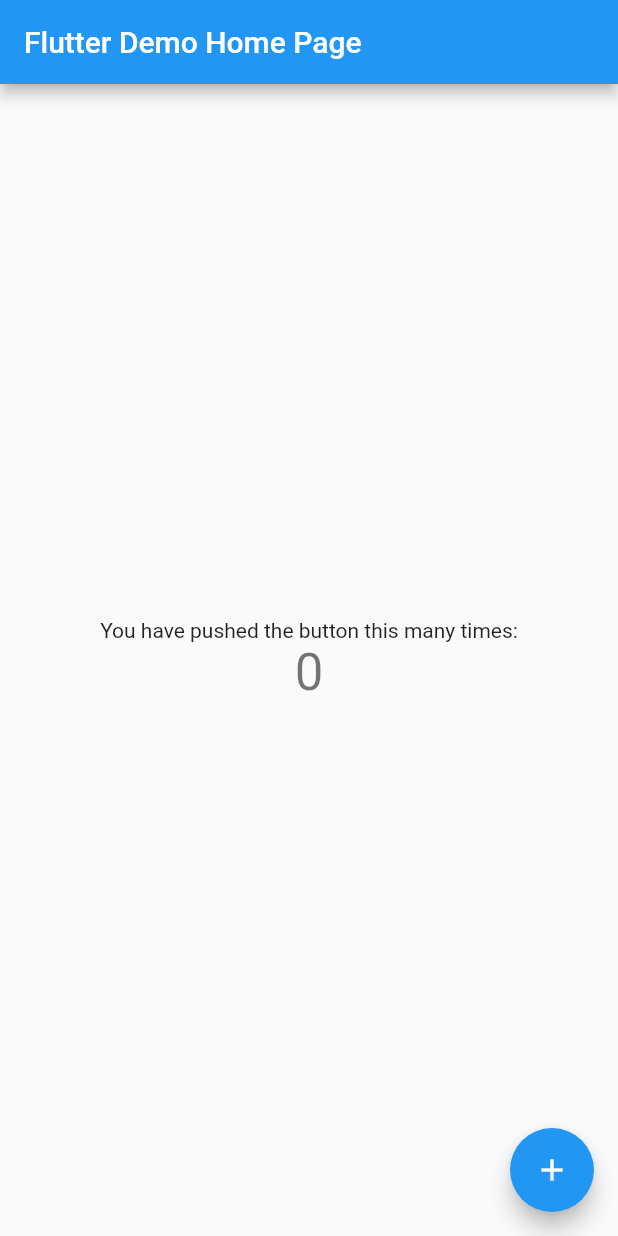
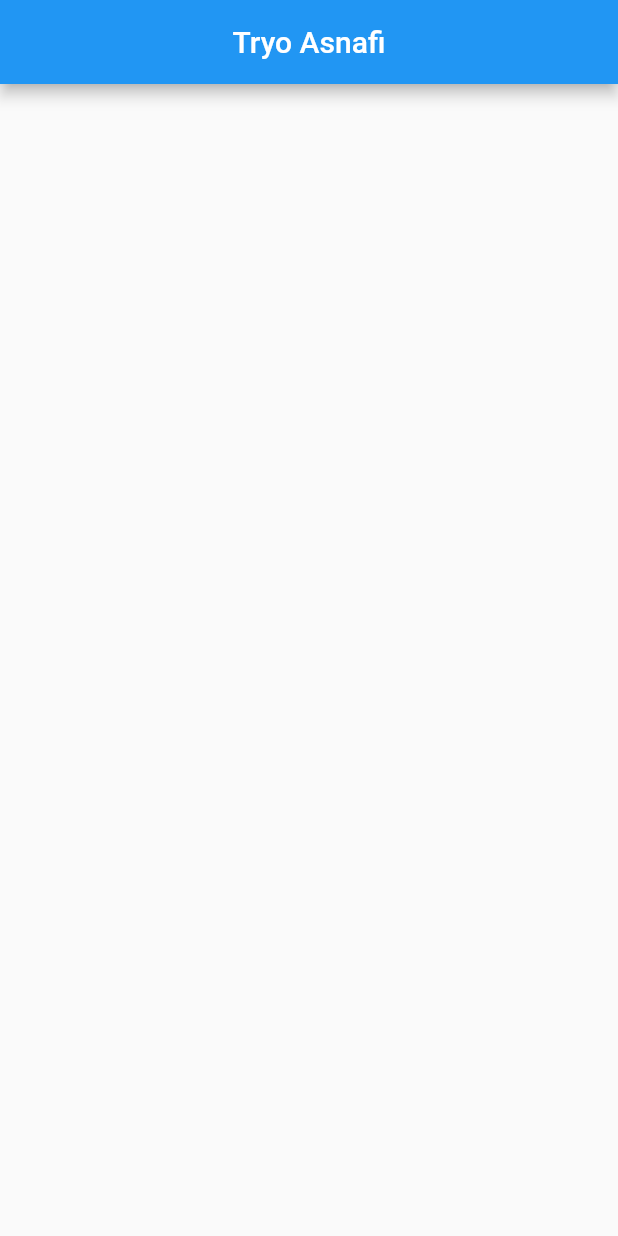
Before and after one commit to muhammadimamsetiawan/uas-appmob-multiplatform, a Flutter app: the screen it shows after launch, on a phone screen of 412 x 824 dp. Run offline on Flutter 3.47's test engine with Material 2 defaults, Android fonts, the light colour scheme and no system bars.

Commit message:
add home page views

```diff
--- a/uas_app_mob_multiplatform/lib/main.dart
+++ b/uas_app_mob_multiplatform/lib/main.dart
@@ -1,113 +1,23 @@
 import 'package:flutter/material.dart';
+
+import 'views/home_page.dart';
 
 void main() {
   runApp(MyApp());
 }
 
 class MyApp extends StatelessWidget {
-  // This widget is the root of your application.
+  const MyApp({Key key}) : super(key: key);
+
   @override
   Widget build(BuildContext context) {
     return MaterialApp(
-      title: 'Flutter Demo',
+      title: "UAS Flutter - Muhammad Imam Setiawan",
+      debugShowCheckedModeBanner: false,
       theme: ThemeData(
-        // This is the theme of your application.
-        //
-        // Try running your application with "flutter run". You'll see the
-        // application has a blue toolbar. Then, without quitting the app, try
-        // changing the primarySwatch below to Colors.green and then invoke
-        // "hot reload" (press "r" in the console where you ran "flutter run",
-        // or simply save your changes to "hot reload" in a Flutter IDE).
-        // Notice that the counter didn't reset back to zero; the application
-        // is not restarted.
-        primarySwatch: Colors.blue,
+        visualDensity: VisualDensity.adaptivePlatformDensity,
       ),
-      home: MyHomePage(title: 'Flutter Demo Home Page'),
+      home: HomePage(),
     );
   }
 }
-
-class MyHomePage extends StatefulWidget {
-  MyHomePage({Key key, this.title}) : super(key: key);
-
-  // This widget is the home page of your application. It is stateful, meaning
-  // that it has a State object (defined below) that contains fields that affect
-  // how it looks.
-
-  // This class is the configuration for the state. It holds the values (in this
-  // case the title) provided by the parent (in this case the App widget) and
-  // used by the build method of the State. Fields in a Widget subclass are
-  // always marked "final".
-
-  final String title;
-
-  @override
-  _MyHomePageState createState() => _MyHomePageState();
-}
-
-class _MyHomePageState extends State<MyHomePage> {
-  int _counter = 0;
-
-  void _incrementCounter() {
-    setState(() {
-      // This call to setState tells the Flutter framework that something has
-      // changed in this State, which causes it to rerun the build method below
-      // so that the display can reflect the updated values. If we changed
-      // _counter without calling setState(), then the build method would not be
-      // called again, and so nothing would appear to happen.
-      _counter++;
-    });
-  }
-
-  @override
-  Widget build(BuildContext context) {
-    // This method is rerun every time setState is called, for instance as done
-    // by the _incrementCounter method above.
-    //
-    // The Flutter framework has been optimized to make rerunning build methods
-    // fast, so that you can just rebuild anything that needs updating rather
-    // than having to individually change instances of widgets.
-    return Scaffold(
-      appBar: AppBar(
-        // Here we take the value from the MyHomePage object that was created by
-        // the App.build method, and use it to set our appbar title.
-        title: Text(widget.title),
-      ),
-      body: Center(
-        // Center is a layout widget. It takes a single child and positions it
-        // in the middle of the parent.
-        child: Column(
-          // Column is also a layout widget. It takes a list of children and
-          // arranges them vertically. By default, it sizes itself to fit its
-          // children horizontally, and tries to be as tall as its parent.
-          //
-          // Invoke "debug painting" (press "p" in the console, choose the
-          // "Toggle Debug Paint" action from the Flutter Inspector in Android
-          // Studio, or the "Toggle Debug Paint" command in Visual Studio Code)
-          // to see the wireframe for each widget.
-          //
-          // Column has various properties to control how it sizes itself and
-          // how it positions its children. Here we use mainAxisAlignment to
-          // center the children vertically; the main axis here is the vertical
-          // axis because Columns are vertical (the cross axis would be
-          // horizontal).
-          mainAxisAlignment: MainAxisAlignment.center,
-          children: <Widget>[
-            Text(
-              'You have pushed the button this many times:',
-            ),
-            Text(
-              '$_counter',
-              style: Theme.of(context).textTheme.headline4,
-            ),
-          ],
-        ),
-      ),
-      floatingActionButton: FloatingActionButton(
-        onPressed: _incrementCounter,
-        tooltip: 'Increment',
-        child: Icon(Icons.add),
-      ), // This trailing comma makes auto-formatting nicer for build methods.
-    );
-  }
-}
--- /dev/null
+++ b/uas_app_mob_multiplatform/lib/views/home_page.dart
@@ -0,0 +1,22 @@
+import 'package:flutter/material.dart';
+
+class HomePage extends StatefulWidget {
+  const HomePage({Key key}) : super(key: key);
+
+  @override
+  _HomePageState createState() => _HomePageState();
+}
+
+class _HomePageState extends State<HomePage> {
+
+  @override
+  Widget build(BuildContext context) {
+    return Scaffold(
+      appBar: AppBar(
+        centerTitle: true,
+        title: Text("Tryo Asnafi"),
+      ),
+      body: Container(),
+    );
+  }
+}
```
